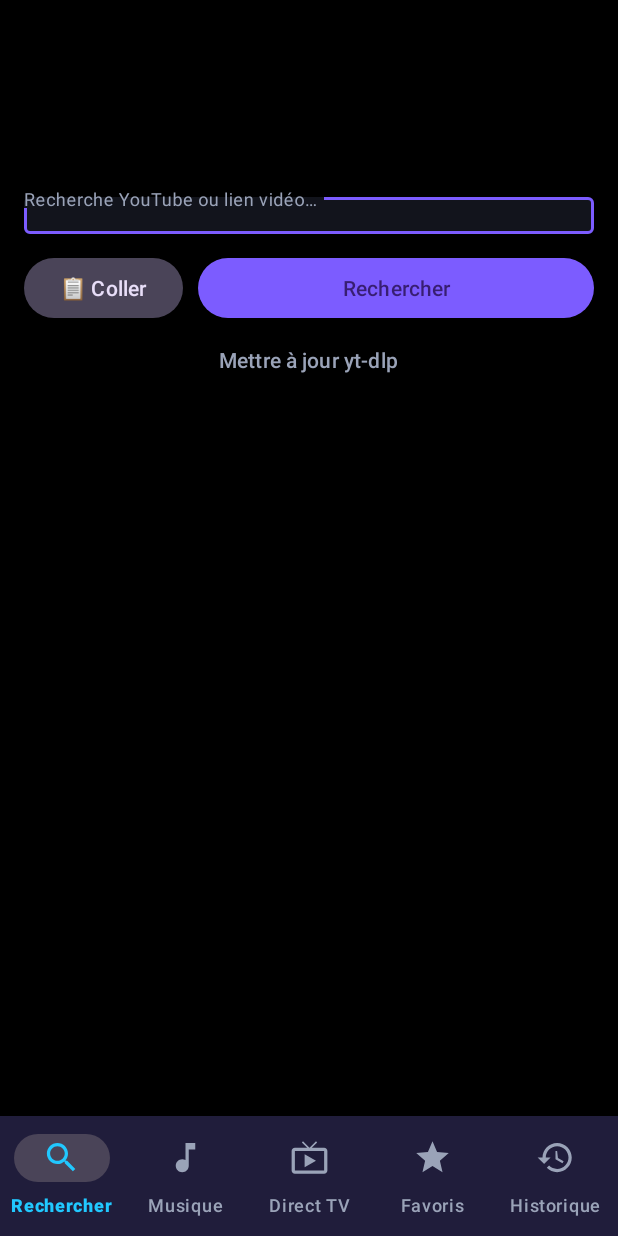
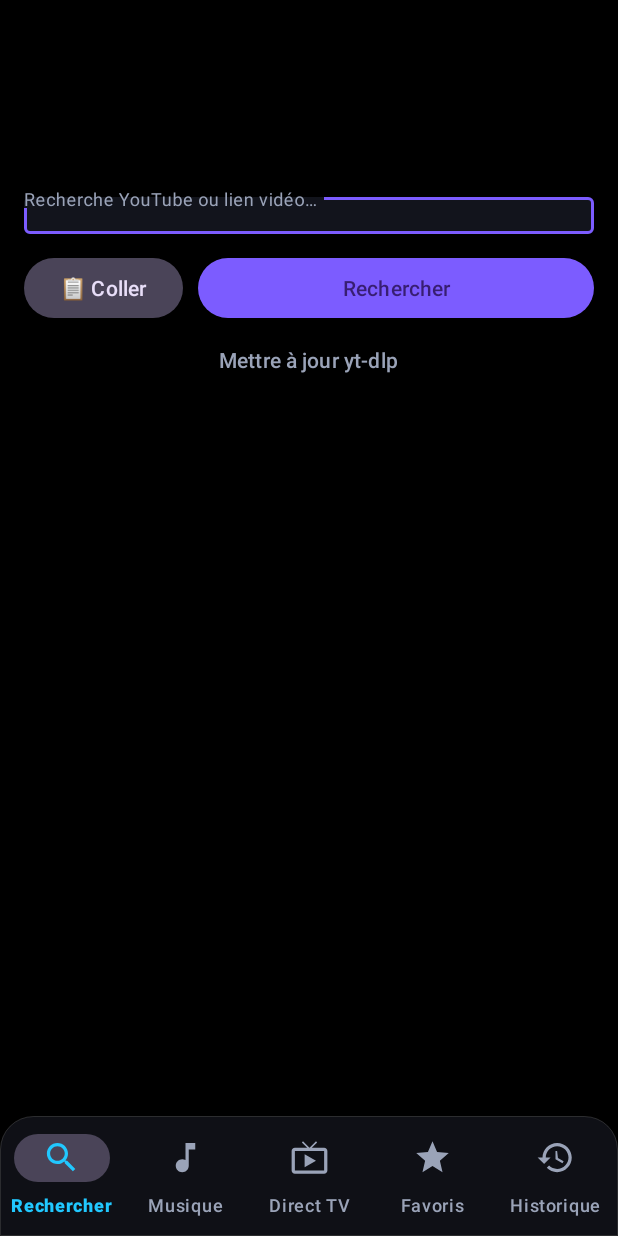
Before and after one commit to MKMemories/MKDownloader, an Android app: the layout activity_main.xml on its own in the app's theme, with its tools: preview values and no code run, on a phone screen of 412 x 824 dp. Run offline under Robolectric (Android 15) with nearby library versions, the phone set to English and light mode, and no system bars.

Commit message:
feat(android): couleur dynamique app-wide, nav verre, haptique
Première salve « motion & micro-interactions » :

- Couleur dynamique app-wide : fond « vivant » (livingBg) derrière le
  contenu, teinté d'un dégradé sombre dérivé de la pochette du morceau en
  cours (Palette) → toute l'app respire la couleur du titre.
- Barre de nav « verre » : fond translucide arrondi + fin liseré.
- Retour haptique sur les actions clés (navigation, favori, play du
  mini-lecteur).

Root de activity_main passé en FrameLayout pour héberger le fond vivant.

Co-Authored-By: Claude Opus 4.8 <noreply@anthropic.com>
Claude-Session: https://claude.ai/code/session_01La3ZRbxQoak1mVtSDLXf8u

```diff
--- a/android/app/build.gradle.kts
+++ b/android/app/build.gradle.kts
@@ -11,8 +11,8 @@ android {
         applicationId = "com.mkmemories.mkdownloader"
         minSdk = 29
         targetSdk = 35
-        versionCode = 32
-        versionName = "5.17"
+        versionCode = 33
+        versionName = "5.18"
         ndk {
             // youtubedl-android ne publie des binaires (Python/ffmpeg) que pour ARM.
             abiFilters += listOf("arm64-v8a", "armeabi-v7a")
--- /dev/null
+++ b/android/app/src/main/res/drawable/nav_glass_bg.xml
@@ -0,0 +1,11 @@
+<?xml version="1.0" encoding="utf-8"?>
+<shape xmlns:android="http://schemas.android.com/apk/res/android"
+    android:shape="rectangle">
+    <solid android:color="#E6111219" />
+    <corners
+        android:topLeftRadius="22dp"
+        android:topRightRadius="22dp" />
+    <stroke
+        android:width="0.6dp"
+        android:color="#26FFFFFF" />
+</shape>
--- a/android/app/src/main/res/layout/activity_main.xml
+++ b/android/app/src/main/res/layout/activity_main.xml
@@ -1,10 +1,20 @@
 <?xml version="1.0" encoding="utf-8"?>
-<LinearLayout xmlns:android="http://schemas.android.com/apk/res/android"
+<FrameLayout xmlns:android="http://schemas.android.com/apk/res/android"
     xmlns:app="http://schemas.android.com/apk/res-auto"
     android:layout_width="match_parent"
     android:layout_height="match_parent"
-    android:background="@color/bg"
-    android:orientation="vertical">
+    android:background="@color/bg">
+
+    <!-- Fond vivant : se teinte de la couleur du morceau en cours. -->
+    <View
+        android:id="@+id/livingBg"
+        android:layout_width="match_parent"
+        android:layout_height="match_parent" />
+
+    <LinearLayout
+        android:layout_width="match_parent"
+        android:layout_height="match_parent"
+        android:orientation="vertical">
 
     <ImageView
         android:id="@+id/hero"
@@ -761,11 +771,12 @@
         android:id="@+id/bottomNav"
         android:layout_width="match_parent"
         android:layout_height="wrap_content"
-        android:background="@color/card"
+        android:background="@drawable/nav_glass_bg"
         app:elevation="12dp"
         app:itemIconSize="26dp"
         app:itemIconTint="@color/nav_item"
         app:itemTextColor="@color/nav_item"
         app:labelVisibilityMode="labeled"
         app:menu="@menu/bottom_nav" />
-</LinearLayout>
+    </LinearLayout>
+</FrameLayout>
```
Also changed, not shown: android/app/src/main/java/com/mkmemories/mkdownloader/MainActivity.kt (+18 -1 lines).
